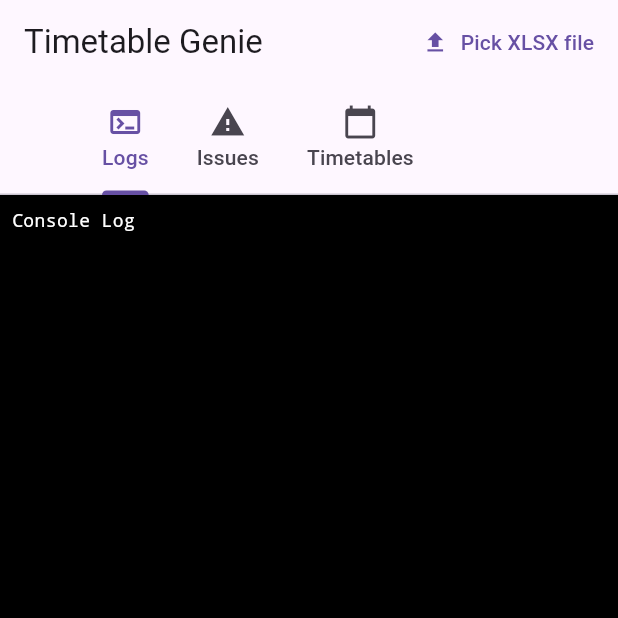
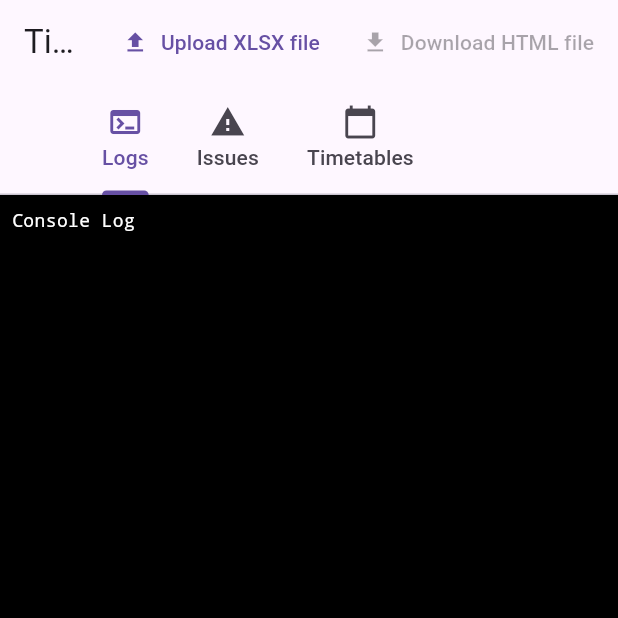
Before and after one commit to NPaspallis/ttgenie, a Flutter app: the screen it shows after launch, on a phone screen of 412 x 824 dp, the top half of it. Run offline on Flutter 3.47's test engine with Material 3 defaults, Android fonts, the phone set to English and light mode, and no system bars; our stand-ins replace file_picker; missing offline and left inert: excel, flutter_inappwebview, universal_html.

Commit message:
replaced fab with an additional button in action bar

```diff
--- a/lib/main.dart
+++ b/lib/main.dart
@@ -466,7 +466,15 @@ class _ExcelProcessorState extends State<ExcelProcessor> {
                 _pickAndProcessFile();
               },
               icon: const Icon(Icons.upload),
-              label: const Text('Pick XLSX file'),
+              label: const Text('Upload XLSX file'),
+            ),
+            TextButton.icon(
+              onPressed: _htmlTimetable.isEmpty ? null : () {
+                _addLog('Downloading file ...');
+                _downloadHtml();
+              },
+              icon: const Icon(Icons.download),
+              label: const Text('Download HTML file'),
             ),
           ],
           bottom: const TabBar(
@@ -540,14 +548,7 @@ class _ExcelProcessorState extends State<ExcelProcessor> {
                 TimetableView(html: _htmlTimetable),
             ),
           ],
-        ),
-        floatingActionButton: _htmlTimetable.isEmpty
-            ? null
-            : FloatingActionButton(
-                onPressed: _downloadHtml,
-                tooltip: 'Download HTML Timetable',
-                child: const Icon(Icons.download),
-              ),
+        )
       ),
     );
   }
```
